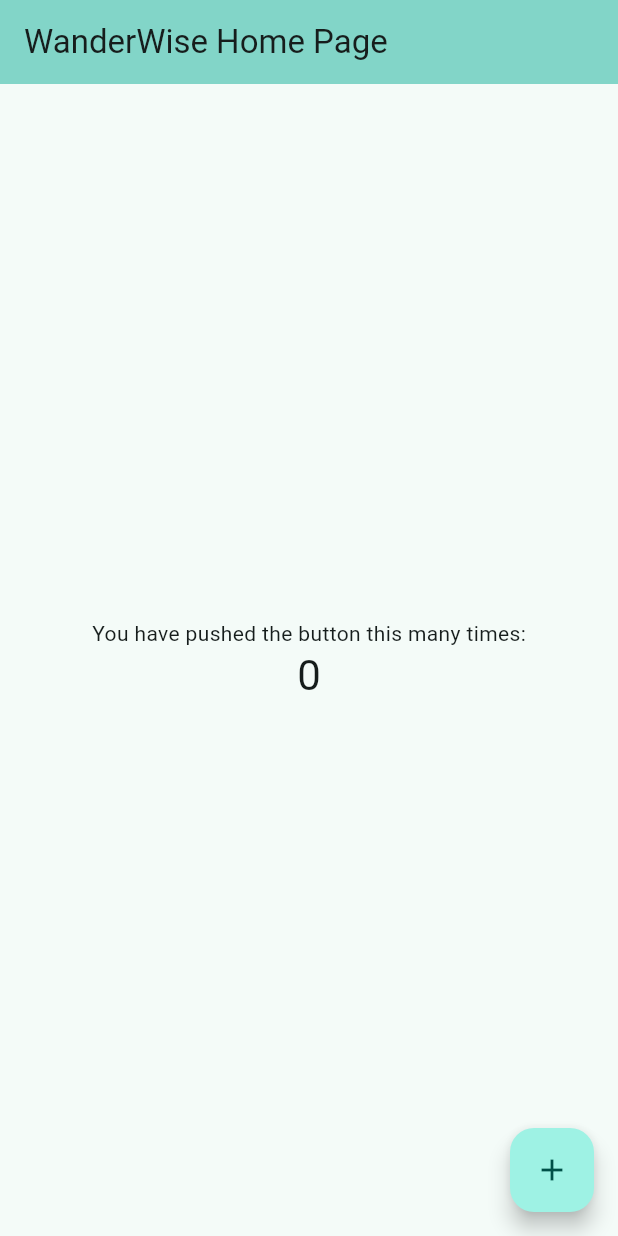
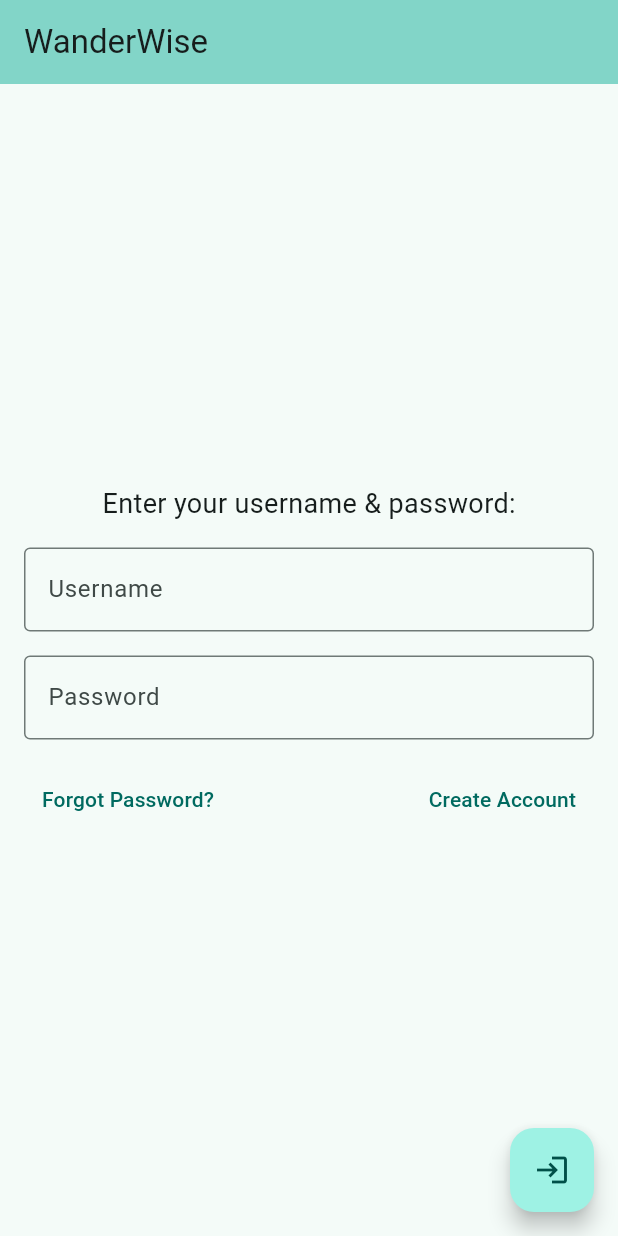
Before and after one commit to matthewyeo1/WanderWise, a Flutter app: the screen it shows after launch, on a phone screen of 412 x 824 dp. Run offline on Flutter 3.47's test engine with Material 3 defaults, Android fonts, the phone set to English and light mode, and no system bars.

Commit message:
added: user login, create account, forget password features, all 3 features incomplete as of now

```diff
--- a/ww_code/lib/main.dart
+++ b/ww_code/lib/main.dart
@@ -1,125 +1,290 @@
 import 'package:flutter/material.dart';
+import 'package:logging/logging.dart';
 
 void main() {
+  _setupLogging();
   runApp(const MyApp());
 }
 
+void _setupLogging() {
+  // Configure the logging framework
+  Logger.root.level = Level.ALL; // Set the root logger level to ALL
+  Logger.root.onRecord.listen((LogRecord record) {
+    print('${record.level.name}: ${record.time}: ${record.message}');
+  });
+}
+
+bool _isValidEmail(String email) {
+  return RegExp(r'^[\w-\.]+@([\w-]+\.)+[\w-]{2,4}$').hasMatch(email);
+}
+
+bool _isValidUsername(String username) {
+  return username.length >= 4 && username.length <= 15;
+}
+
+bool _isValidPassword(String password) {
+  return password.length >= 12 && password.length <= 20 && RegExp(r'[!@#$%^&*(),.?":{}|<>]').hasMatch(password);
+}
+//main widget
 class MyApp extends StatelessWidget {
   const MyApp({super.key});
 
-  // This widget is the root of your application.
   @override
   Widget build(BuildContext context) {
     return MaterialApp(
-      title: 'Flutter Demo',
+      title: 'WanderWise App',
       theme: ThemeData(
-        // This is the theme of your application.
-        //
-        // TRY THIS: Try running your application with "flutter run". You'll see
-        // the application has a purple toolbar. Then, without quitting the app,
-        // try changing the seedColor in the colorScheme below to Colors.green
-        // and then invoke "hot reload" (save your changes or press the "hot
-        // reload" button in a Flutter-supported IDE, or press "r" if you used
-        // the command line to start the app).
-        //
-        // Notice that the counter didn't reset back to zero; the application
-        // state is not lost during the reload. To reset the state, use hot
-        // restart instead.
-        //
-        // This works for code too, not just values: Most code changes can be
-        // tested with just a hot reload.
         colorScheme: ColorScheme.fromSeed(seedColor: Colors.teal),
         useMaterial3: true,
       ),
-      home: const MyHomePage(title: 'WanderWise Home Page'),
+      home: const MyHomePage(title: 'WanderWise'),
     );
   }
 }
-
+//login screen
 class MyHomePage extends StatefulWidget {
   const MyHomePage({super.key, required this.title});
-
-  // This widget is the home page of your application. It is stateful, meaning
-  // that it has a State object (defined below) that contains fields that affect
-  // how it looks.
-
-  // This class is the configuration for the state. It holds the values (in this
-  // case the title) provided by the parent (in this case the App widget) and
-  // used by the build method of the State. Fields in a Widget subclass are
-  // always marked "final".
-
   final String title;
 
   @override
   State<MyHomePage> createState() => _MyHomePageState();
 }
+//username and password text fields for login(), forgotpassword(), creataccount() & the UI rendering (build)
+class _MyHomePageState extends State<MyHomePage> {
+  final TextEditingController _usernameController = TextEditingController();
+  final TextEditingController _passwordController = TextEditingController();
+  final Logger _logger = Logger('MyHomePage');
 
-class _MyHomePageState extends State<MyHomePage> {
-  int _counter = 0;
+  void _login() {
+    String username = _usernameController.text;
+    String password = _passwordController.text;
+    _logger.info('Attempting login with username: $username and password: $password');
+  }
 
-  void _incrementCounter() {
-    setState(() {
-      // This call to setState tells the Flutter framework that something has
-      // changed in this State, which causes it to rerun the build method below
-      // so that the display can reflect the updated values. If we changed
-      // _counter without calling setState(), then the build method would not be
-      // called again, and so nothing would appear to happen.
-      _counter++;
-    });
+  void _navigateToForgotPassword(BuildContext context) {
+    Navigator.push(
+      context,
+      MaterialPageRoute(builder: (context) => const ForgotPasswordPage()),
+    );
+  }
+
+  void _navigateToCreateAccount(BuildContext context) {
+    Navigator.push(
+      context,
+      MaterialPageRoute(builder: (context) => const CreateAccountPage()),
+    );
   }
 
   @override
   Widget build(BuildContext context) {
-    // This method is rerun every time setState is called, for instance as done
-    // by the _incrementCounter method above.
-    //
-    // The Flutter framework has been optimized to make rerunning build methods
-    // fast, so that you can just rebuild anything that needs updating rather
-    // than having to individually change instances of widgets.
     return Scaffold(
       appBar: AppBar(
-        // TRY THIS: Try changing the color here to a specific color (to
-        // Colors.amber, perhaps?) and trigger a hot reload to see the AppBar
-        // change color while the other colors stay the same.
         backgroundColor: Theme.of(context).colorScheme.inversePrimary,
-        // Here we take the value from the MyHomePage object that was created by
-        // the App.build method, and use it to set our appbar title.
         title: Text(widget.title),
       ),
       body: Center(
-        // Center is a layout widget. It takes a single child and positions it
-        // in the middle of the parent.
+        child: Padding(
+          padding: const EdgeInsets.all(16.0),
           child: Column(
-          // Column is also a layout widget. It takes a list of children and
-          // arranges them vertically. By default, it sizes itself to fit its
-          // children horizontally, and tries to be as tall as its parent.
-          //
-          // Column has various properties to control how it sizes itself and
-          // how it positions its children. Here we use mainAxisAlignment to
-          // center the children vertically; the main axis here is the vertical
-          // axis because Columns are vertical (the cross axis would be
-          // horizontal).
-          //
-          // TRY THIS: Invoke "debug painting" (choose the "Toggle Debug Paint"
-          // action in the IDE, or press "p" in the console), to see the
-          // wireframe for each widget.
             mainAxisAlignment: MainAxisAlignment.center,
             children: <Widget>[
               const Text(
-              'You have pushed the button this many times:',
+                'Enter your username & password:',
+                style: TextStyle(fontSize: 18),
               ),
-            Text(
-              '$_counter',
-              style: Theme.of(context).textTheme.headlineMedium,
+              const SizedBox(height: 16),
+              TextField(
+                controller: _usernameController,
+                decoration: const InputDecoration(
+                  labelText: 'Username',
+                  border: OutlineInputBorder(),
+                ),
+              ),
+              const SizedBox(height: 16),
+              TextField(
+                controller: _passwordController,
+                decoration: const InputDecoration(
+                  labelText: 'Password',
+                  border: OutlineInputBorder(),
+                ),
+                obscureText: true,
+              ),
+              const SizedBox(height: 16),
+              Row(
+                mainAxisAlignment: MainAxisAlignment.spaceBetween,
+                children: [
+                  TextButton(
+                    onPressed: () => _navigateToForgotPassword(context),
+                    child: const Text('Forgot Password?'),
+                  ),
+                  TextButton(
+                    onPressed: () => _navigateToCreateAccount(context),
+                    child: const Text('Create Account'),
+                  ),
+                ],
               ),
             ],
           ),
         ),
+      ),
       floatingActionButton: FloatingActionButton(
-        onPressed: _incrementCounter,
-        tooltip: 'Increment',
-        child: const Icon(Icons.add),
-      ), // This trailing comma makes auto-formatting nicer for build methods.
+        tooltip: 'Login',
+        onPressed: _login,
+        child: const Icon(Icons.login),
+      ),
     );
   }
 }
+
+class ForgotPasswordPage extends StatelessWidget {
+  const ForgotPasswordPage({super.key});
+
+  @override
+  Widget build(BuildContext context) {
+    final TextEditingController emailController = TextEditingController();
+
+    void resetPassword() {
+      String email = emailController.text;
+      if(!_isValidEmail(email)){
+        ScaffoldMessenger.of(context).showSnackBar(
+          const SnackBar(
+            content: Text('Please enter a valid email.'),
+            ),
+          );
+          return;
+      }
+      print('Password reset email sent to $email');
+    }
+
+    return Scaffold(
+      appBar: AppBar(
+        backgroundColor: Theme.of(context).colorScheme.inversePrimary,
+        title: const Text('Forgot Password'),
+      ),
+      body: Center(
+        child: Padding(
+          padding: const EdgeInsets.all(16.0),
+          child: Column(
+            mainAxisAlignment: MainAxisAlignment.center,
+            children: <Widget>[
+              const Text(
+                'Enter your email to reset your password:',
+                style: TextStyle(fontSize: 18),
+              ),
+              const SizedBox(height: 16),
+              TextField(
+                controller: emailController,
+                decoration: const InputDecoration(
+                  labelText: 'Email',
+                  border: OutlineInputBorder(),
+                ),
+              ),
+              const SizedBox(height: 16),
+              ElevatedButton(
+                onPressed: resetPassword,
+                child: const Text('Reset Password'),
+              ),
+            ],
+          ),
+        ),
+      ),
+    );
+  }
+}
+
+class CreateAccountPage extends StatelessWidget {
+  const CreateAccountPage({super.key});
+
+  @override
+  Widget build(BuildContext context) {
+    final TextEditingController usernameController = TextEditingController();
+    final TextEditingController passwordController = TextEditingController();
+    final TextEditingController emailController = TextEditingController();
+
+    void createAccount() {
+      String username = usernameController.text;
+      String password = passwordController.text;
+      String email = emailController.text;
+
+      if(!_isValidEmail(email)) {
+        ScaffoldMessenger.of(context).showSnackBar(
+          const SnackBar(
+            content: Text('Please enter a valid email.'),
+          ),
+        );
+        return;
+      }
+
+      if(!_isValidUsername(username)) {
+        ScaffoldMessenger.of(context).showSnackBar(
+          const SnackBar(
+            content: Text('Username must be between 4-15 characters.'),
+          ),
+        );
+        return;
+      }
+
+      if(!_isValidPassword(username)) {
+        ScaffoldMessenger.of(context).showSnackBar(
+          const SnackBar(
+            content: Text('Password must be between 12-20 characters and must contain at least one special character.'),
+          ),
+        );
+        return;
+      }
+
+      print('Creating account for username: $username, email: $email, password: $password');
+    }
+
+    return Scaffold(
+      appBar: AppBar(
+        backgroundColor: Theme.of(context).colorScheme.inversePrimary,
+        title: const Text('Create New Account'),
+      ),
+      body: Center(
+        child: Padding(
+          padding: const EdgeInsets.all(16.0),
+          child: Column(
+            mainAxisAlignment: MainAxisAlignment.center,
+            children: <Widget>[
+              const Text(
+                'Enter your details to create a new account:',
+                style: TextStyle(fontSize: 18),
+              ),
+              const SizedBox(height: 16),
+              TextField(
+                controller: usernameController,
+                decoration: const InputDecoration(
+                  labelText: 'Username',
+                  border: OutlineInputBorder(),
+                ),
+              ),
+              const SizedBox(height: 16),
+              TextField(
+                controller: emailController,
+                decoration: const InputDecoration(
+                  labelText: 'Email',
+                  border: OutlineInputBorder(),
+                ),
+              ),
+              const SizedBox(height: 16),
+              TextField(
+                controller: passwordController,
+                decoration: const InputDecoration(
+                  labelText: 'Password',
+                  border: OutlineInputBorder(),
+                ),
+                obscureText: true,
+              ),
+              const SizedBox(height: 16),
+              ElevatedButton(
+                onPressed: createAccount,
+                child: const Text('Create Account'),
+              ),
+            ],
+          ),
+        ),
+      ),
+    );
+  }
+}
--- a/ww_code/pubspec.yaml
+++ b/ww_code/pubspec.yaml
@@ -30,7 +30,7 @@ environment:
 dependencies:
   flutter:
     sdk: flutter
-
+  logging: ^1.0.2
 
   # The following adds the Cupertino Icons font to your application.
   # Use with the CupertinoIcons class for iOS style icons.
@@ -39,6 +39,7 @@ dependencies:
 dev_dependencies:
   flutter_test:
     sdk: flutter
+
 
   # The "flutter_lints" package below contains a set of recommended lints to
   # encourage good coding practices. The lint set provided by the package is
```
Also changed, not shown: ww_code/pubspec.lock. Lines whose indentation alone changed are shown as unchanged.
